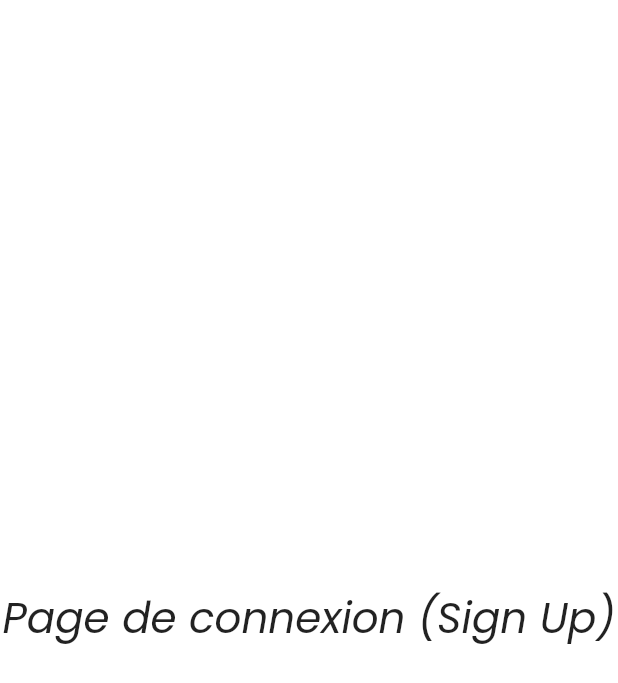
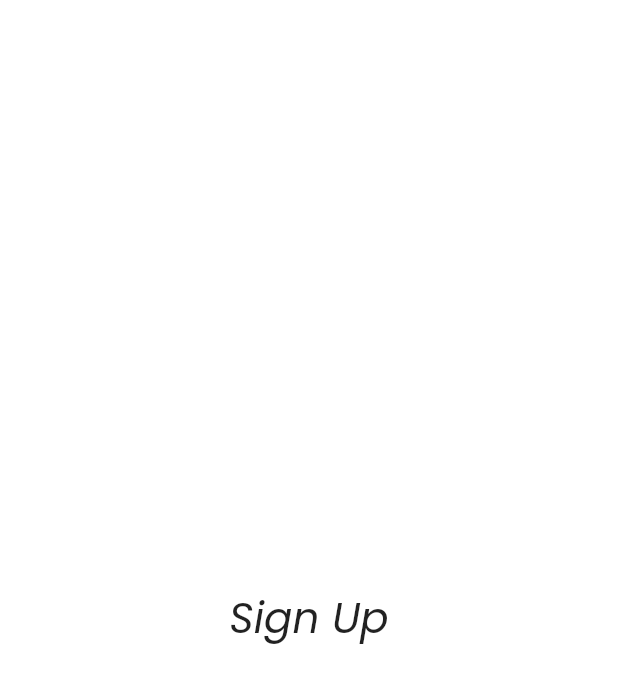
Before and after one commit to AnselmeGildas/App_AgriXTECH, a Flutter app: the SignUp screen opened directly, on a phone screen of 412 x 824 dp. Shown: the top 683 px of the screen. Run offline on Flutter 3.47's test engine with Material 2 defaults, Android fonts, the light colour scheme and no system bars.

Commit message:
test-test

```diff
--- a/agrixtech_application_1/lib/Pages/login.dart
+++ b/agrixtech_application_1/lib/Pages/login.dart
@@ -11,7 +11,7 @@
         child: Column(
           mainAxisAlignment: MainAxisAlignment.center,
           children: [
-            Text("Page de connexion (Sign Up)",
+            Text("Sign Up",
               style: TextStyle(
                 fontFamily: 'Poppins',
                 fontSize: 28
```
